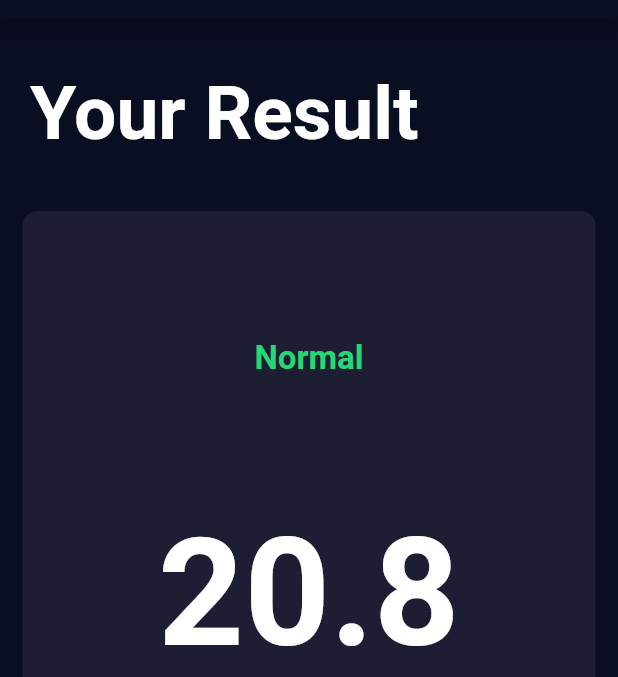
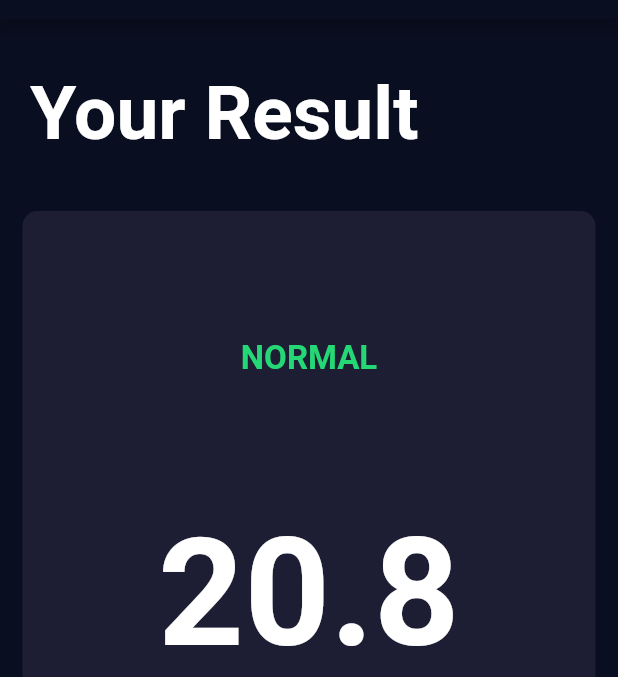
Before and after one commit to hejvibs/bmi_calculator, a Flutter app: the screen it shows after launch, after a tap on "CALCULATE", on a phone screen of 412 x 824 dp, the part 65-742 px from its top. Run offline on Flutter 3.47's test engine with Material 2 defaults, Android fonts, the phone set to English and light mode, and no system bars; our stand-ins replace font_awesome_flutter.

Commit message:
Added 'toUpperCase' for resultText

```diff
--- a/lib/screens/results_page.dart
+++ b/lib/screens/results_page.dart
@@ -35,7 +35,7 @@ class ResultsPage extends StatelessWidget {
                 mainAxisAlignment: MainAxisAlignment.spaceEvenly,
                 crossAxisAlignment: CrossAxisAlignment.center,
                 children: [
-                  Text(arguments.resultText, style: kResultTextStyle),
+                  Text(arguments.resultText.toUpperCase(), style: kResultTextStyle),
                   Text(arguments.resultValue, style: kBMITextStyle),
                   Text(
                     arguments.resultInterpretation,
```
